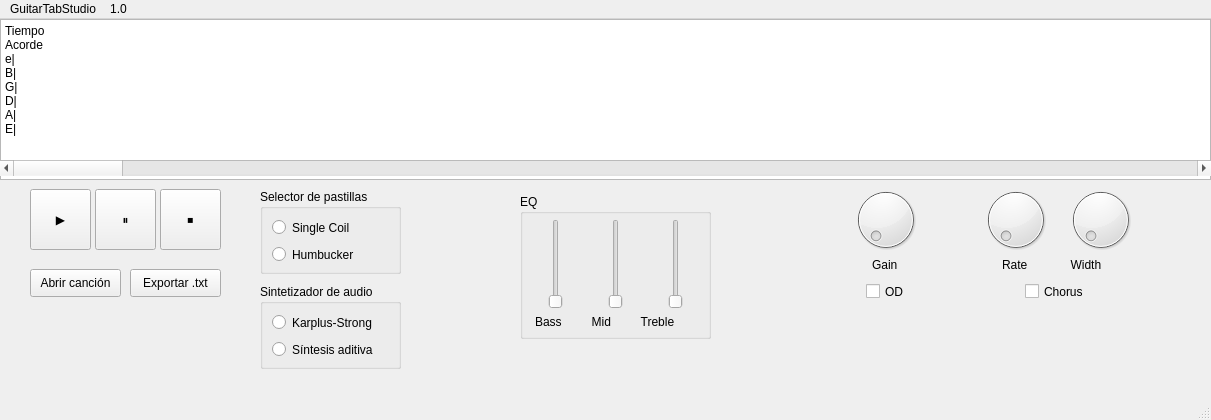
First picture: the form in mainwindow.ui, repository one-and-only-H/GuitarTabStudio_source, before the edit.
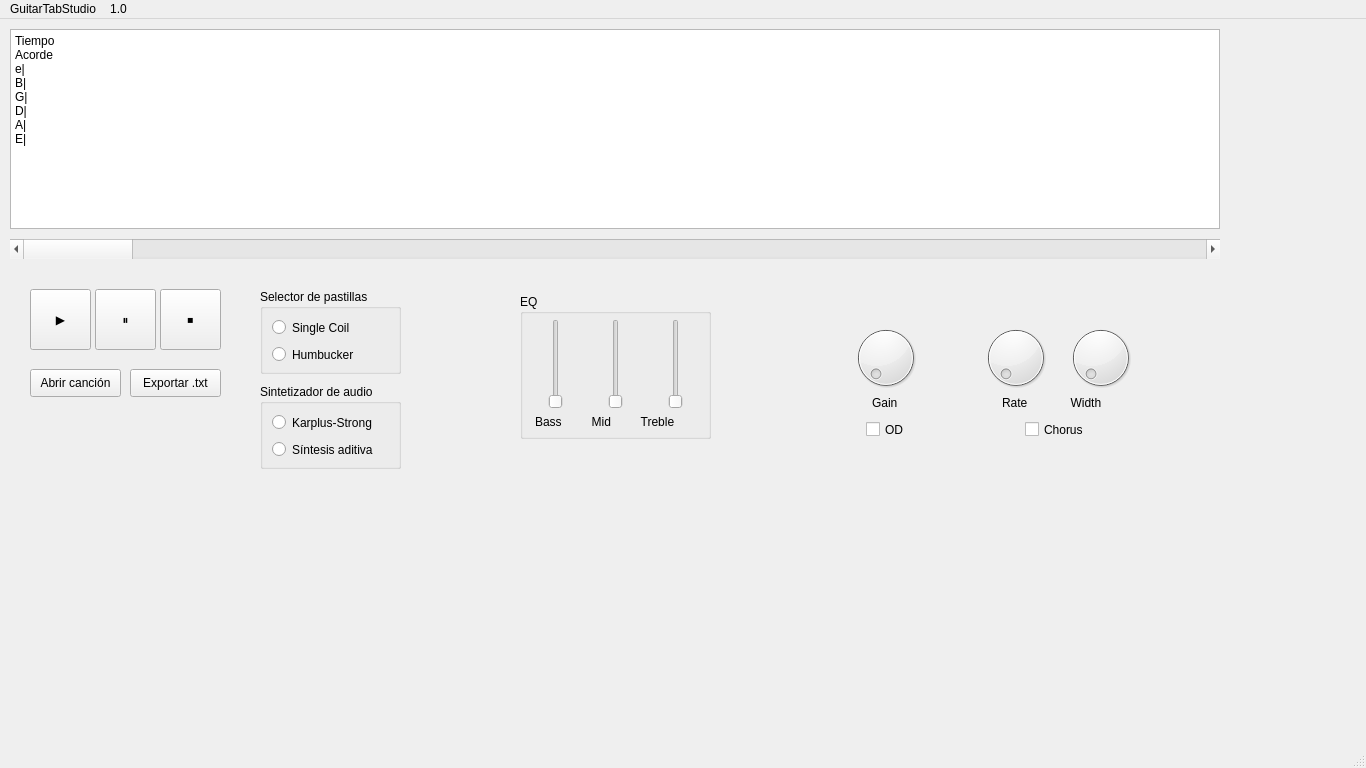
Second picture: the form after the edit.

Commit message: (fix) Main Window con tamaños correctos

The edit to the form file:
```diff
--- a/mainwindow.ui
+++ b/mainwindow.ui
@@ -6,8 +6,8 @@
    <rect>
     <x>0</x>
     <y>0</y>
-    <width>1211</width>
-    <height>420</height>
+    <width>1366</width>
+    <height>768</height>
    </rect>
   </property>
   <property name="windowTitle">
@@ -20,10 +20,10 @@
    <widget class="QPlainTextEdit" name="TabWindow">
     <property name="geometry">
      <rect>
-      <x>0</x>
-      <y>0</y>
-      <width>1211</width>
-      <height>161</height>
+      <x>10</x>
+      <y>10</y>
+      <width>1210</width>
+      <height>200</height>
      </rect>
     </property>
     <property name="lineWrapMode">
@@ -46,10 +46,10 @@
    <widget class="QScrollBar" name="Tab_scrollbar">
     <property name="geometry">
      <rect>
-      <x>0</x>
-      <y>141</y>
-      <width>1211</width>
-      <height>16</height>
+      <x>10</x>
+      <y>220</y>
+      <width>1210</width>
+      <height>20</height>
      </rect>
     </property>
     <property name="orientation">
@@ -60,7 +60,7 @@
     <property name="geometry">
      <rect>
       <x>30</x>
-      <y>170</y>
+      <y>270</y>
       <width>61</width>
       <height>61</height>
      </rect>
@@ -73,7 +73,7 @@
     <property name="geometry">
      <rect>
       <x>95</x>
-      <y>170</y>
+      <y>270</y>
       <width>61</width>
       <height>61</height>
      </rect>
@@ -86,7 +86,7 @@
     <property name="geometry">
      <rect>
       <x>160</x>
-      <y>170</y>
+      <y>270</y>
       <width>61</width>
       <height>61</height>
      </rect>
@@ -99,7 +99,7 @@
     <property name="geometry">
      <rect>
       <x>30</x>
-      <y>250</y>
+      <y>350</y>
       <width>91</width>
       <height>28</height>
      </rect>
@@ -112,7 +112,7 @@
     <property name="geometry">
      <rect>
       <x>130</x>
-      <y>250</y>
+      <y>350</y>
       <width>91</width>
       <height>28</height>
      </rect>
@@ -125,7 +125,7 @@
     <property name="geometry">
      <rect>
       <x>260</x>
-      <y>170</y>
+      <y>270</y>
       <width>141</width>
       <height>85</height>
      </rect>
@@ -164,7 +164,7 @@
     <property name="geometry">
      <rect>
       <x>260</x>
-      <y>265</y>
+      <y>365</y>
       <width>141</width>
       <height>85</height>
      </rect>
@@ -203,7 +203,7 @@
     <property name="geometry">
      <rect>
       <x>520</x>
-      <y>175</y>
+      <y>275</y>
       <width>191</width>
       <height>145</height>
      </rect>
@@ -268,7 +268,7 @@
     <property name="geometry">
      <rect>
       <x>850</x>
-      <y>165</y>
+      <y>303</y>
       <width>71</width>
       <height>71</height>
      </rect>
@@ -281,7 +281,7 @@
     <property name="geometry">
      <rect>
       <x>872</x>
-      <y>238</y>
+      <y>376</y>
       <width>35</width>
       <height>16</height>
      </rect>
@@ -294,7 +294,7 @@
     <property name="geometry">
      <rect>
       <x>866</x>
-      <y>262</y>
+      <y>400</y>
       <width>45</width>
       <height>21</height>
      </rect>
@@ -307,7 +307,7 @@
     <property name="geometry">
      <rect>
       <x>980</x>
-      <y>165</y>
+      <y>303</y>
       <width>71</width>
       <height>71</height>
      </rect>
@@ -317,7 +317,7 @@
     <property name="geometry">
      <rect>
       <x>1065</x>
-      <y>165</y>
+      <y>303</y>
       <width>71</width>
       <height>71</height>
      </rect>
@@ -327,7 +327,7 @@
     <property name="geometry">
      <rect>
       <x>1002</x>
-      <y>238</y>
+      <y>376</y>
       <width>125</width>
       <height>16</height>
      </rect>
@@ -340,7 +340,7 @@
     <property name="geometry">
      <rect>
       <x>1025</x>
-      <y>262</y>
+      <y>400</y>
       <width>76</width>
       <height>21</height>
      </rect>
@@ -355,7 +355,7 @@
     <rect>
      <x>0</x>
      <y>0</y>
-     <width>1211</width>
+     <width>1366</width>
      <height>21</height>
     </rect>
    </property>
```
